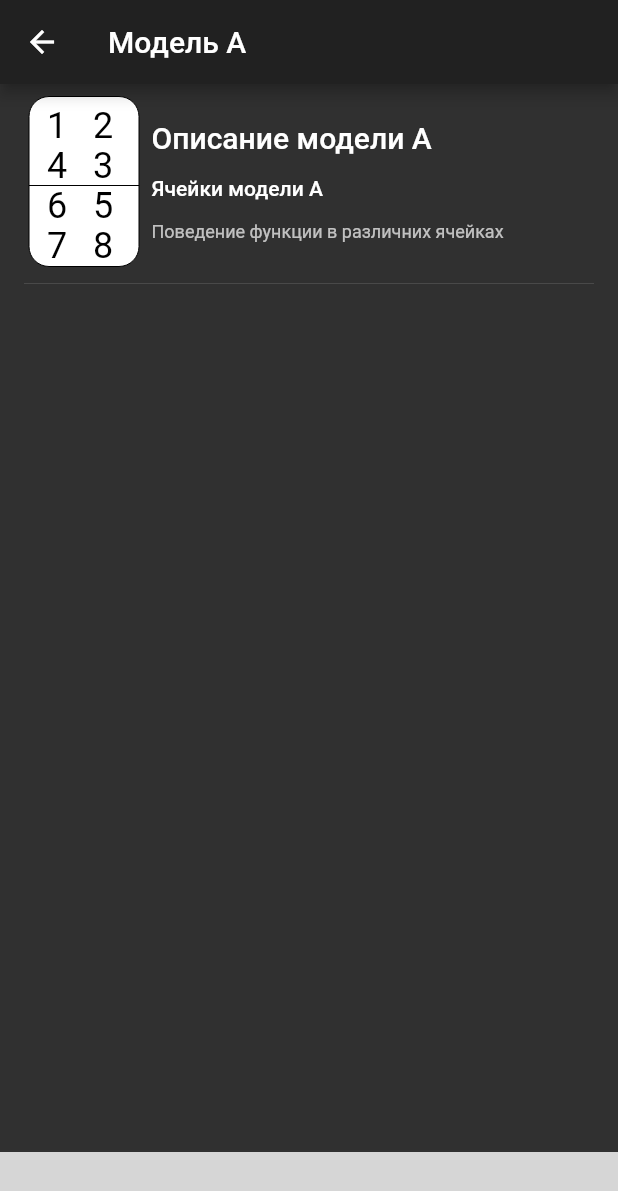
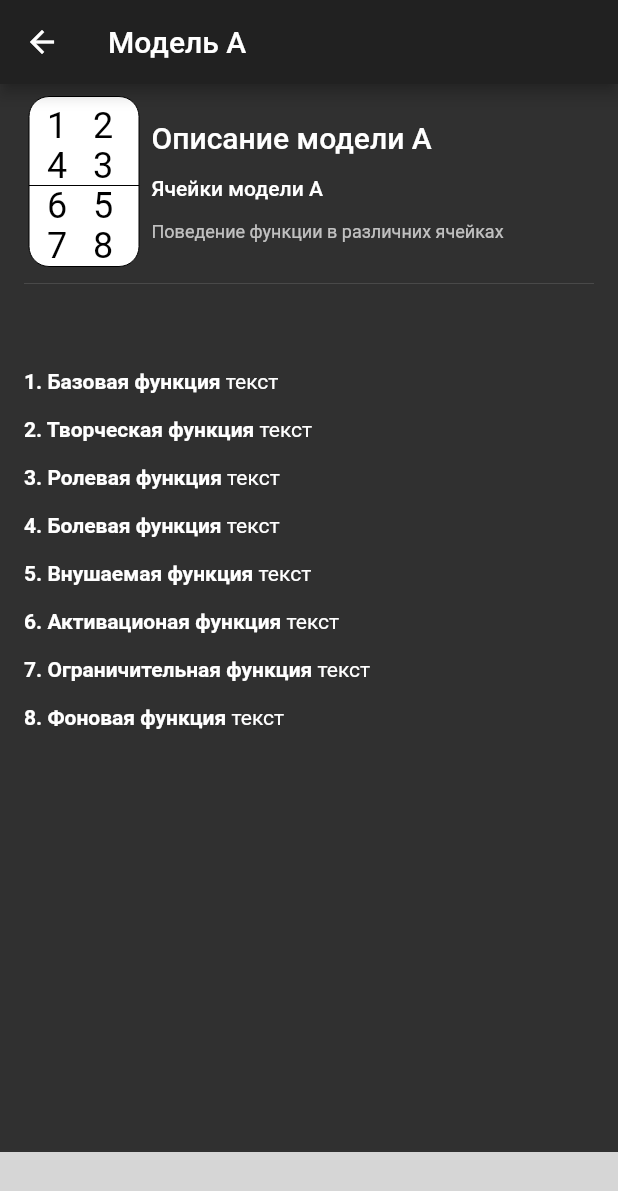
Before and after one commit to gritzfar/socionic, a Flutter app: the ModelAPage screen opened by its route, on a phone screen of 412 x 824 dp. Shown: the top 1191 px of the screen. Run offline on Flutter 3.47's test engine with Material 2 defaults, Android fonts, the light colour scheme and no system bars; our stand-ins replace flutter_svg; missing offline and left inert: admob_flutter; grey boxes are pictures that could not be loaded.

Commit message:
Add function descr

```diff
--- a/lib/pages/modelAPage.dart
+++ b/lib/pages/modelAPage.dart
@@ -16,7 +16,60 @@ class ModelAPage extends StatelessWidget {
           floating: true,
           delegate: _SliverAppBarDelegate(),
         ),
-        SliverToBoxAdapter(child: Container(alignment: Alignment.topLeft, padding: EdgeInsets.only(left: 16, right: 16, bottom: 16), child: Column()))
+        SliverToBoxAdapter(
+            child: Container(
+                alignment: Alignment.topLeft,
+                padding: EdgeInsets.only(left: 16, right: 16, bottom: 16),
+                child: Column(crossAxisAlignment: CrossAxisAlignment.start, children: <Widget>[
+                  RichText(
+                      text: TextSpan(
+                          text: "1. Базовая функция ",
+                          style: TextStyle(fontWeight: FontWeight.bold),
+                          children: <TextSpan>[TextSpan(text: "текст", style: TextStyle(fontWeight: FontWeight.normal))])),
+                  Text(""),
+                  RichText(
+                      text: TextSpan(
+                          text: "2. Творческая функция ",
+                          style: TextStyle(fontWeight: FontWeight.bold),
+                          children: <TextSpan>[TextSpan(text: "текст", style: TextStyle(fontWeight: FontWeight.normal))])),
+                  Text(""),
+                  RichText(
+                      text: TextSpan(
+                          text: "3. Ролевая функция ",
+                          style: TextStyle(fontWeight: FontWeight.bold),
+                          children: <TextSpan>[TextSpan(text: "текст", style: TextStyle(fontWeight: FontWeight.normal))])),
+                  Text(""),
+                  RichText(
+                      text: TextSpan(
+                          text: "4. Болевая функция ",
+                          style: TextStyle(fontWeight: FontWeight.bold),
+                          children: <TextSpan>[TextSpan(text: "текст", style: TextStyle(fontWeight: FontWeight.normal))])),
+                  Text(""),
+                  RichText(
+                      text: TextSpan(
+                          text: "5. Внушаемая функция ",
+                          style: TextStyle(fontWeight: FontWeight.bold),
+                          children: <TextSpan>[TextSpan(text: "текст", style: TextStyle(fontWeight: FontWeight.normal))])),
+                  Text(""),
+                  RichText(
+                      text: TextSpan(
+                          text: "6. Активационая функция ",
+                          style: TextStyle(fontWeight: FontWeight.bold),
+                          children: <TextSpan>[TextSpan(text: "текст", style: TextStyle(fontWeight: FontWeight.normal))])),
+                  Text(""),
+                  RichText(
+                      text: TextSpan(
+                          text: "7. Ограничительная функция ",
+                          style: TextStyle(fontWeight: FontWeight.bold),
+                          children: <TextSpan>[TextSpan(text: "текст", style: TextStyle(fontWeight: FontWeight.normal))])),
+                  Text(""),
+                  RichText(
+                      text: TextSpan(
+                          text: "8. Фоновая функция ",
+                          style: TextStyle(fontWeight: FontWeight.bold),
+                          children: <TextSpan>[TextSpan(text: "текст", style: TextStyle(fontWeight: FontWeight.normal))])),
+                  Text(""),
+                ])))
       ]),
       bottomNavigationBar: AdModBannerWidget(),
     );
```
